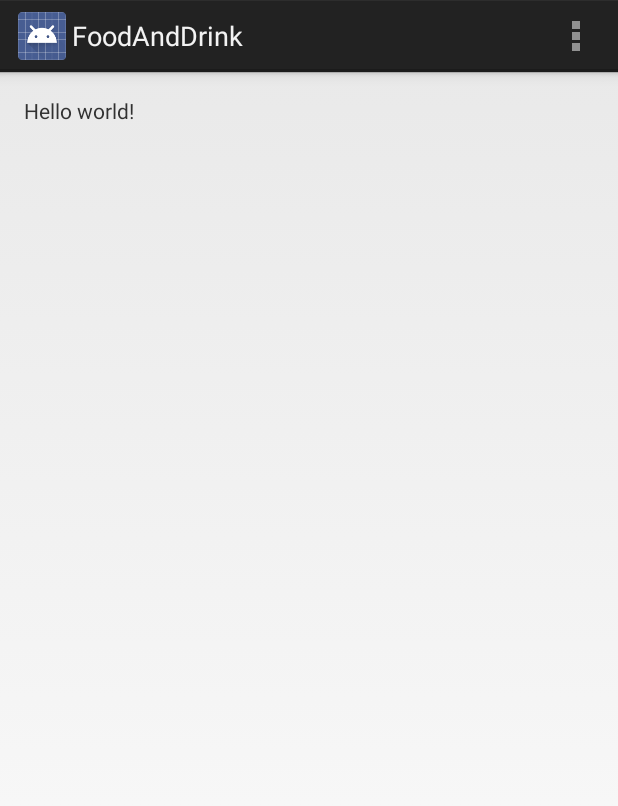
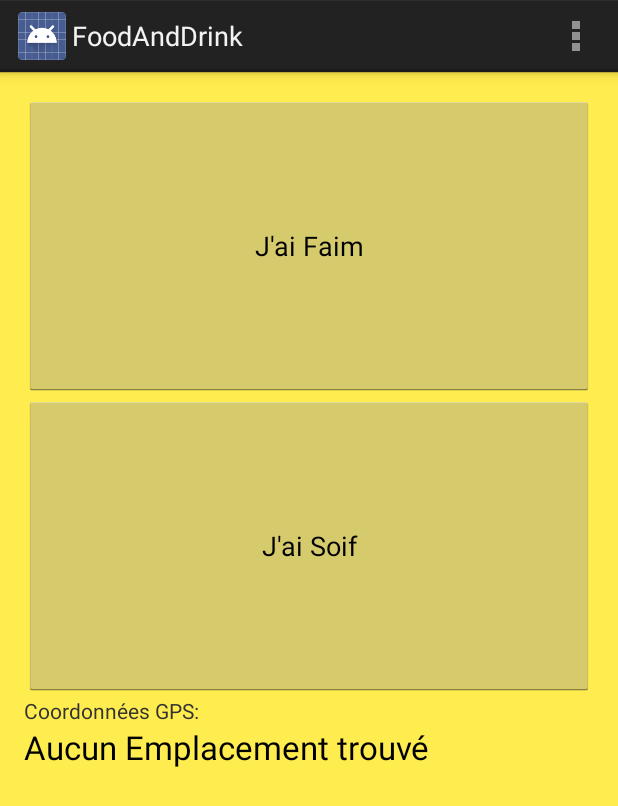
Before and after one commit to Ragnulf/FoodAndDrink, an Android app: the screen it shows after launch (MainActivity), on a phone screen of 412 x 824 dp. Shown: the top 806 px of the screen. Run offline under Robolectric (Android 15) with nearby library versions, the phone set to English and light mode, and no system bars.

Commit message:
Premiere version

```diff
--- a/app/src/main/AndroidManifest.xml
+++ b/app/src/main/AndroidManifest.xml
@@ -17,5 +17,5 @@
             </intent-filter>
         </activity>
     </application>
-
+    <uses-permission android:name="android.permission.ACCESS_FINE_LOCATION" />
 </manifest>
--- a/app/src/main/java/com/eii/fip/foodanddrink/MainActivity.java
+++ b/app/src/main/java/com/eii/fip/foodanddrink/MainActivity.java
@@ -1,20 +1,43 @@
+
 package com.eii.fip.foodanddrink;
 
 import android.app.Activity;
+import android.content.Context;
+import android.content.DialogInterface;
+import android.location.Address;
+import android.location.Criteria;
+import android.location.Geocoder;
+import android.location.Location;
+import android.location.LocationListener;
+import android.location.LocationManager;
 import android.os.Bundle;
+import android.os.Message;
 import android.view.Menu;
 import android.view.MenuItem;
+import android.view.View;
+import android.widget.Button;
+import android.app.AlertDialog;
+import android.widget.TextView;
+
+import java.io.IOException;
+import java.util.List;
+import java.util.Locale;
 
 
 public class MainActivity extends Activity {
 
+    //Declaration des objets graphiques
+    private Button btn_Faim;
+    private Button btn_Soif;
+    private TextView txt_GpsLocation;
     @Override
     protected void onCreate(Bundle savedInstanceState) {
         super.onCreate(savedInstanceState);
         setContentView(R.layout.activity_main);
+        LinkInterface();
+        CreateInterface();
+        GetGpsPosition();
     }
-
-
     @Override
     public boolean onCreateOptionsMenu(Menu menu) {
         // Inflate the menu; this adds items to the action bar if it is present.
@@ -33,4 +56,113 @@ public class MainActivity extends Activity {
         }
         return super.onOptionsItemSelected(item);
     }
+
+
+
+    private void LinkInterface()
+    {
+        btn_Faim = (Button)findViewById(R.id.Btn_Faim);
+        btn_Soif= (Button)findViewById(R.id.Btn_Soif);
+        txt_GpsLocation = (TextView)findViewById(R.id.Txt_Local_GPS);
+    }
+
+    public void CreateInterface()
+    {
+        btn_Faim.setText("J'ai Faim");
+        btn_Soif.setText("J'ai Soif");
+        btn_Faim.setOnClickListener(new Button.OnClickListener(){
+            public void onClick(View view) {BtnFaim_OnClick(view);}
+        });
+        btn_Soif.setOnClickListener(new Button.OnClickListener() {
+            public void onClick(View view) {
+                BtnSoif_OnClick(view);
+            }
+        });
+
+
+    }
+
+
+    //Récuperation de la position GPS
+    public void GetGpsPosition()
+    {
+        LocationManager locationManager;
+        String svcName = Context.LOCATION_SERVICE;
+        locationManager = (LocationManager)getSystemService(svcName);
+
+        Criteria criteria = new Criteria();
+        criteria.setAccuracy(Criteria.ACCURACY_FINE);
+        criteria.setPowerRequirement(Criteria.POWER_LOW);;
+        criteria.setAltitudeRequired(false);
+        criteria.setBearingRequired(false);
+        criteria.setSpeedRequired(false);
+        criteria.setCostAllowed(true);
+
+
+        String provider1 = locationManager.getBestProvider(criteria, true);
+        Location l = locationManager.getLastKnownLocation(provider1);
+
+        updateWithNewLocation(l);
+
+        locationManager.requestLocationUpdates(provider1, 1000, 10, locationListener);
+
+
+
+    }
+    private final LocationListener locationListener = new LocationListener()
+    {
+        public void onLocationChanged(Location location) {
+            updateWithNewLocation(location);
+        }
+        public void onProviderDisabled(String provider) {}
+        public void onProviderEnabled(String provider) {}
+        public void onStatusChanged(String provider, int Status, Bundle extras) {}
+    };
+    private void updateWithNewLocation(Location l)
+    {
+        String latLongString = "Aucun Emplacement trouvé";
+        if(l != null)
+        {
+            double lat = l.getLatitude();
+            double lng = l.getLongitude();
+            double alt = l.getAltitude();
+
+            latLongString = "Latitude:" + lat + "\nLongitude:" +lng + "\nAltitude:" + alt;
+
+
+        }
+        txt_GpsLocation.setText( latLongString);
+
+    }
+
+    public void BtnFaim_OnClick(View v)
+    {
+        AlertDialog alertDialog;
+        alertDialog = new AlertDialog.Builder((Context)this).create();
+        alertDialog.setTitle("WTF");
+        alertDialog.setMessage("T'as qu'a manger une pute!!!");
+        alertDialog.setButton("OK", new DialogInterface.OnClickListener() {
+            @Override
+            public void onClick(DialogInterface dialog, int which) {
+                dialog.dismiss();
+            }
+        });
+        alertDialog.show();
+
+    }
+    public void BtnSoif_OnClick(View v)
+    {
+        AlertDialog alertDialog;
+        alertDialog = new AlertDialog.Builder((Context)this).create();
+        alertDialog.setTitle("WTF");
+        alertDialog.setMessage("La biere est dans le Frigo!!");
+        alertDialog.setButton("OK", new DialogInterface.OnClickListener() {
+            @Override
+            public void onClick(DialogInterface dialog, int which) {
+                dialog.dismiss();
+            }
+        });
+        alertDialog.show();
+
+    }
 }
--- a/app/src/main/res/layout/activity_main.xml
+++ b/app/src/main/res/layout/activity_main.xml
@@ -6,11 +6,48 @@
     android:paddingRight="@dimen/activity_horizontal_margin"
     android:paddingTop="@dimen/activity_vertical_margin"
     android:paddingBottom="@dimen/activity_vertical_margin"
-    tools:context=".MainActivity">
+    tools:context=".MainActivity"
+    android:background="#ffffec4e"
+    android:id="@+id/MainFrame">
 
-    <TextView
-        android:text="@string/hello_world"
-        android:layout_width="wrap_content"
-        android:layout_height="wrap_content" />
+    <LinearLayout
+        android:orientation="vertical"
+        android:layout_width="fill_parent"
+        android:layout_height="fill_parent"
+        android:layout_centerHorizontal="true"
+        android:layout_alignParentTop="true"
+        android:id="@+id/LinearMainLayout"
+        android:focusable="false">
 
+        <Button
+            android:layout_width="match_parent"
+            android:layout_height="200dp"
+            android:text="New Button"
+            android:id="@+id/Btn_Faim"
+            android:layout_gravity="center_horizontal"
+            android:clickable="true" />
+
+        <Button
+            android:layout_width="match_parent"
+            android:layout_height="200dp"
+            android:text="New Button"
+            android:id="@+id/Btn_Soif"
+            android:layout_gravity="center_horizontal" />
+
+        <TextView
+            android:layout_width="141dp"
+            android:layout_height="wrap_content"
+            android:textAppearance="?android:attr/textAppearanceSmall"
+            android:text="Coordonnées GPS:"
+            android:id="@+id/txt_titre_coo_gps" />
+
+        <TextView
+            android:layout_width="match_parent"
+            android:layout_height="wrap_content"
+            android:textAppearance="?android:attr/textAppearanceLarge"
+            android:text="xyz"
+            android:id="@+id/Txt_Local_GPS" />
+
+
+    </LinearLayout>
 </RelativeLayout>
```
Also changed, not shown: 1 other file.
